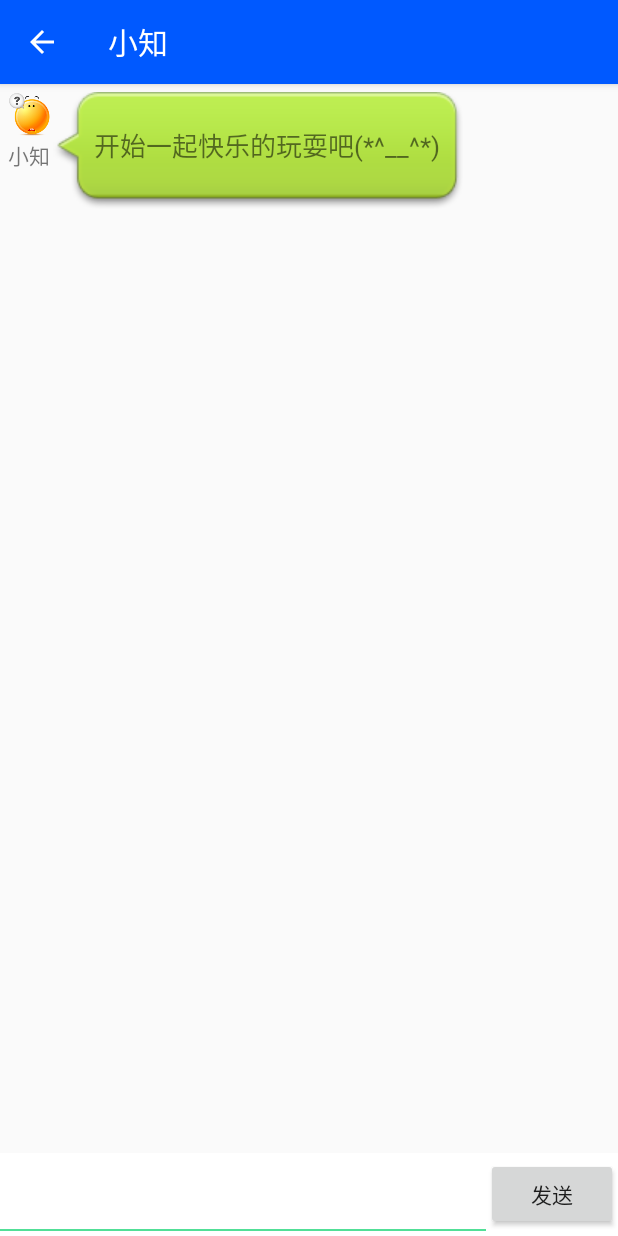
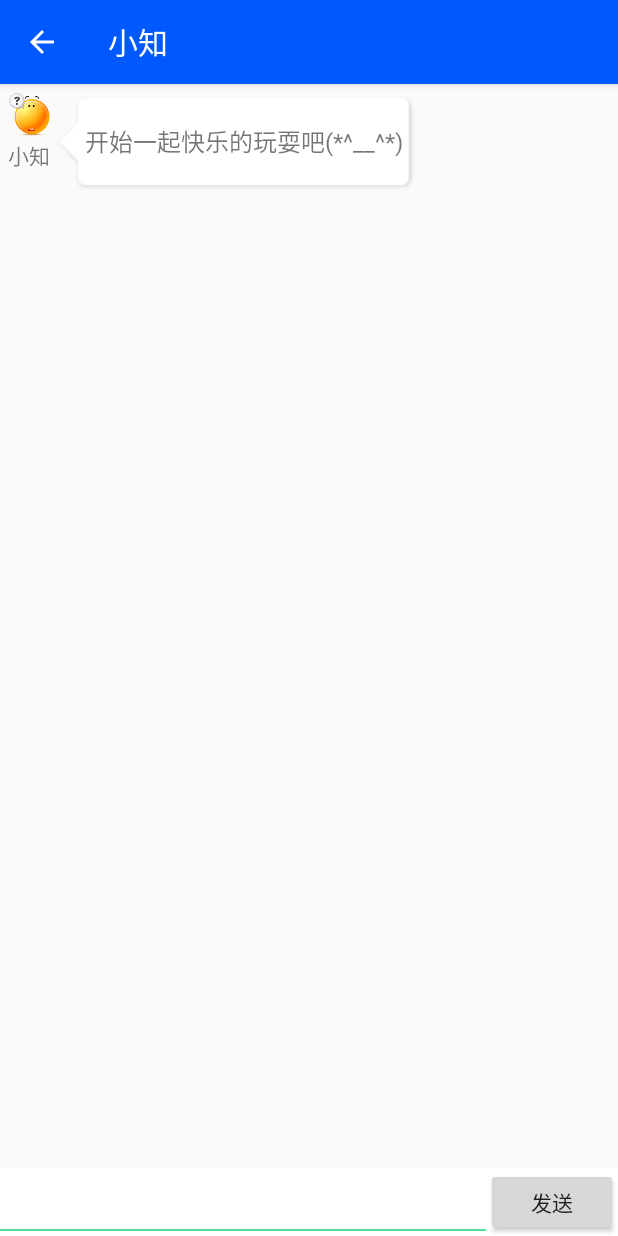
Before and after one commit to Othell0/ZhiShu, an Android app: the TRClientActivity screen opened directly, with no data from a screen before it, on a phone screen of 412 x 824 dp. Run offline under Robolectric (Android 15) with nearby library versions, the phone set to English and light mode, and no system bars; our stand-ins replace ButterKnife, RxJava.

Commit message:
Adjust Tuling robot Activity UI

```diff
--- a/app/src/main/res/layout/acitvity_othell0info.xml
+++ b/app/src/main/res/layout/acitvity_othell0info.xml
@@ -70,7 +70,7 @@
             android:layout_width="wrap_content"
             android:layout_height="wrap_content"
             android:layout_marginTop="66dp"
-            android:text="世之俗多伪  人之情多矫"
+            android:text="人之情多矫，世之俗多伪，岂可信乎？"
             android:textSize="18dp" />
 
         <TextView
--- a/app/src/main/res/layout/activity_trclient.xml
+++ b/app/src/main/res/layout/activity_trclient.xml
@@ -39,7 +39,7 @@
         <RelativeLayout
             android:id="@+id/trc_bottom"
             android:layout_width="match_parent"
-            android:layout_height="55dp"
+            android:layout_height="45dp"
             android:layout_alignParentBottom="true"
             android:background="@color/colorfff">
 
@@ -55,7 +55,8 @@
                     android:layout_height="match_parent"
                     android:layout_above="@+id/item_trc_line"
                     android:background="@null"
-                    android:textColor="@color/color333" />
+                    android:textColor="@color/color333"
+                    android:textSize="16sp"/>
 
                 <View
                     android:id="@+id/item_trc_line"
--- a/app/src/main/res/layout/item_trc.xml
+++ b/app/src/main/res/layout/item_trc.xml
@@ -13,7 +13,7 @@
         android:layout_marginEnd="0dp"
         android:layout_toStartOf="@+id/item_trc_linear"
         android:background="@drawable/chat_bg_normal"
-        android:textSize="17sp"
+        android:textSize="16sp"
         android:text="真的吗"/>
 
 
--- a/app/src/main/res/layout/item_trc_robot.xml
+++ b/app/src/main/res/layout/item_trc_robot.xml
@@ -30,7 +30,7 @@
         android:layout_marginRight="25dp"
         android:layout_marginLeft="0dp"
         android:gravity="center_vertical"
-        android:textSize="17sp"
+        android:textSize="16sp"
         tools:text="问我吧(*^__^*)"
         android:background="@drawable/chat_robot_bg_normal"/>
 
```
Also changed, not shown: app/src/main/java/com/cs/zhishu/ui/activity/TRClientActivity.java (+8 -0 lines), app/src/main/res/drawable/chat_bg_normal.9.png, app/src/main/res/drawable/chat_robot_bg_normal.9.png.
